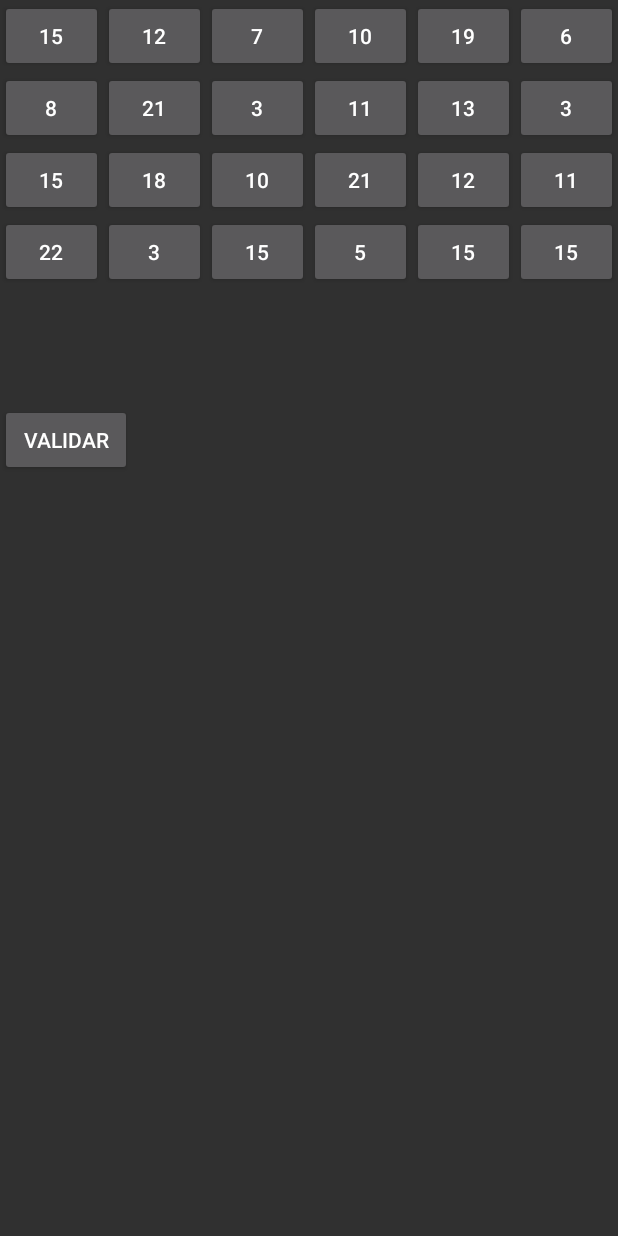
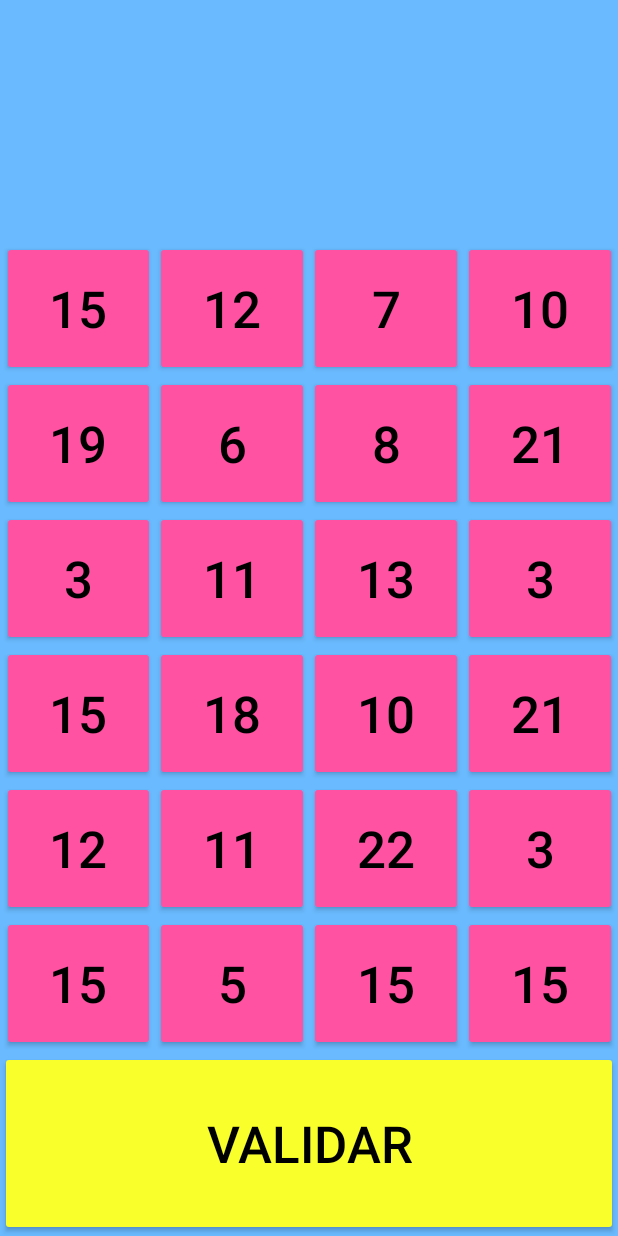
Before and after one commit to miguelaguilarv/TRIOGB, an Android app: the Ordenamiento4Activity screen opened directly, with no data from a screen before it, on a phone screen of 412 x 824 dp. Run offline under Robolectric (Android 15) with nearby library versions, the light colour scheme and no system bars.

Commit message:
Se le agrego interfas grafica al nivel 4 del juego del ordenamiento que le corresponde a pato.

```diff
--- a/app/src/main/res/layout/activity_ordenamiento4.xml
+++ b/app/src/main/res/layout/activity_ordenamiento4.xml
@@ -4,229 +4,319 @@
     xmlns:tools="http://schemas.android.com/tools"
     android:layout_width="match_parent"
     android:layout_height="match_parent"
-    tools:context=".Ordenamiento.Ordenamiento4Activity">
+    tools:context=".Ordenamiento.Ordenamiento4Activity"
+    android:background="#6ABAFF">
+    <TableLayout
+        android:id="@+id/tableLayout"
+        android:layout_width="410dp"
+        android:layout_height="540dp"
+        app:layout_constraintBottom_toTopOf="@+id/linearLayout3"
+        app:layout_constraintEnd_toEndOf="parent"
+        app:layout_constraintStart_toStartOf="parent">
 
-    <LinearLayout
-        android:layout_height="match_parent"
-        android:layout_width="match_parent"
-        android:orientation="vertical"
-        >
-        <LinearLayout
-            android:id="@+id/ln1"
+        <TableRow
             android:layout_width="match_parent"
-            android:layout_height="wrap_content"
-            android:orientation="horizontal">
+            android:layout_height="wrap_content">
+
 
             <Button
                 android:id="@+id/but1"
-                android:layout_width="wrap_content"
-                android:layout_height="wrap_content"
+                android:layout_width="90dp"
+                android:layout_height="90dp"
+
                 android:layout_weight="1"
-                android:text="Button1"/>
+                android:backgroundTint="#FF52A3"
+                android:textColor="#000000"
+                android:textSize="34sp" />
 
             <Button
                 android:id="@+id/but2"
-                android:layout_width="wrap_content"
-                android:layout_height="wrap_content"
+                android:layout_width="90dp"
+                android:layout_height="90dp"
+
                 android:layout_weight="1"
-                android:text="Button2"/>
+                android:backgroundTint="#FF52A3"
+                android:textColor="#000000"
+                android:textSize="34sp" />
 
             <Button
                 android:id="@+id/but3"
-                android:layout_width="wrap_content"
-                android:layout_height="wrap_content"
+                android:layout_width="90dp"
+                android:layout_height="90dp"
                 android:layout_weight="1"
-                android:text="Button3"/>
+                android:backgroundTint="#FF52A3"
+                android:textColor="#000000"
+                android:textSize="34sp" />
 
             <Button
                 android:id="@+id/but4"
-                android:layout_width="wrap_content"
-                android:layout_height="wrap_content"
+                android:layout_width="90dp"
+                android:layout_height="90dp"
                 android:layout_weight="1"
-                android:text="Button4"/>
+                android:backgroundTint="#FF52A3"
+                android:textColor="#000000"
+                android:textSize="34sp" />
+
+        </TableRow>
+
+        <TableRow
+            android:layout_width="match_parent"
+            android:layout_height="match_parent">
 
             <Button
                 android:id="@+id/but5"
-                android:layout_width="wrap_content"
-                android:layout_height="wrap_content"
+                android:layout_width="90dp"
+                android:layout_height="90dp"
                 android:layout_weight="1"
-                android:text="Button5"/>
+
+                android:backgroundTint="#FF52A3"
+                android:textColor="#000000"
+                android:textSize="34sp" />
 
             <Button
                 android:id="@+id/but6"
-                android:layout_width="wrap_content"
-                android:layout_height="wrap_content"
+                android:layout_width="90dp"
+                android:layout_height="90dp"
+
                 android:layout_weight="1"
-                android:text="Button6"/>
-        </LinearLayout>
-
-        <LinearLayout
-            android:id="@+id/ln2"
-            android:layout_width="match_parent"
-            android:layout_height="wrap_content"
-            android:orientation="horizontal"
-            >
+                android:backgroundTint="#FF52A3"
+                android:textColor="#000000"
+                android:textSize="34sp" />
 
             <Button
                 android:id="@+id/but7"
-                android:layout_width="wrap_content"
-                android:layout_height="wrap_content"
+                android:layout_width="90dp"
+                android:layout_height="90dp"
                 android:layout_weight="1"
-                android:text="Button7"/>
+
+                android:backgroundTint="#FF52A3"
+                android:textColor="#000000"
+                android:textSize="34sp" />
 
             <Button
                 android:id="@+id/but8"
-                android:layout_width="wrap_content"
-                android:layout_height="wrap_content"
+                android:layout_width="90dp"
+                android:layout_height="90dp"
                 android:layout_weight="1"
-                android:text="Button8"/>
+
+                android:backgroundTint="#FF52A3"
+                android:textColor="#000000"
+                android:textSize="34sp" />
+        </TableRow>
+
+        <TableRow
+            android:layout_width="match_parent"
+            android:layout_height="match_parent">
 
             <Button
                 android:id="@+id/but9"
-                android:layout_width="wrap_content"
-                android:layout_height="wrap_content"
+                android:layout_width="90dp"
+                android:layout_height="90dp"
+
                 android:layout_weight="1"
-                android:text="Button9"/>
+                android:backgroundTint="#FF52A3"
+                android:textColor="#000000"
+                android:textSize="34sp" />
 
             <Button
                 android:id="@+id/but10"
-                android:layout_width="wrap_content"
-                android:layout_height="wrap_content"
+                android:layout_width="90dp"
+                android:layout_height="90dp"
                 android:layout_weight="1"
-                android:text="Button10"/>
+
+                android:backgroundTint="#FF52A3"
+                android:textColor="#000000"
+                android:textSize="34sp" />
 
             <Button
                 android:id="@+id/but11"
-                android:layout_width="wrap_content"
-                android:layout_height="wrap_content"
+                android:layout_width="90dp"
+                android:layout_height="90dp"
                 android:layout_weight="1"
-                android:text="Button11"/>
+
+                android:backgroundTint="#FF52A3"
+                android:textColor="#000000"
+                android:textSize="34sp" />
 
             <Button
                 android:id="@+id/but12"
-                android:layout_width="wrap_content"
-                android:layout_height="wrap_content"
+                android:layout_width="90dp"
+                android:layout_height="90dp"
                 android:layout_weight="1"
-                android:text="Button12"/>
-        </LinearLayout>
 
-        <LinearLayout
-            android:id="@+id/ln3"
+                android:backgroundTint="#FF52A3"
+                android:textColor="#000000"
+                android:textSize="34sp" />
+        </TableRow>
+
+        <TableRow
             android:layout_width="match_parent"
-            android:layout_height="wrap_content"
-            android:orientation="horizontal"
-            >
+            android:layout_height="match_parent">
 
             <Button
                 android:id="@+id/but13"
-                android:layout_width="wrap_content"
-                android:layout_height="wrap_content"
+                android:layout_width="90dp"
+                android:layout_height="90dp"
+
                 android:layout_weight="1"
-                android:text="Button13"/>
+                android:backgroundTint="#FF52A3"
+                android:textColor="#000000"
+                android:textSize="34sp" />
 
             <Button
                 android:id="@+id/but14"
-                android:layout_width="wrap_content"
-                android:layout_height="wrap_content"
+                android:layout_width="90dp"
+                android:layout_height="90dp"
+
                 android:layout_weight="1"
-                android:text="Button14"/>
+                android:backgroundTint="#FF52A3"
+                android:textColor="#000000"
+                android:textSize="34sp" />
 
             <Button
                 android:id="@+id/but15"
-                android:layout_width="wrap_content"
-                android:layout_height="wrap_content"
+                android:layout_width="90dp"
+                android:layout_height="90dp"
                 android:layout_weight="1"
-                android:text="Button15"/>
+
+                android:backgroundTint="#FF52A3"
+                android:textColor="#000000"
+                android:textSize="34sp" />
 
             <Button
                 android:id="@+id/but16"
-                android:layout_width="wrap_content"
-                android:layout_height="wrap_content"
+                android:layout_width="90dp"
+                android:layout_height="90dp"
                 android:layout_weight="1"
-                android:text="Button16"/>
+
+                android:backgroundTint="#FF52A3"
+                android:textColor="#000000"
+                android:textSize="34sp" />
+        </TableRow>
+
+        <TableRow
+            android:layout_width="match_parent"
+            android:layout_height="match_parent">
 
             <Button
                 android:id="@+id/but17"
-                android:layout_width="wrap_content"
-                android:layout_height="wrap_content"
+                android:layout_width="90dp"
+                android:layout_height="90dp"
+
                 android:layout_weight="1"
-                android:text="Button17"/>
+                android:backgroundTint="#FF52A3"
+                android:textColor="#000000"
+                android:textSize="34sp" />
 
             <Button
                 android:id="@+id/but18"
-                android:layout_width="wrap_content"
-                android:layout_height="wrap_content"
+                android:layout_width="90dp"
+                android:layout_height="90dp"
+
                 android:layout_weight="1"
-                android:text="Button18"/>
-        </LinearLayout>
-
-        <LinearLayout
-            android:id="@+id/ln4"
-            android:layout_width="match_parent"
-            android:layout_height="wrap_content"
-            android:orientation="horizontal"
-            >
-
+                android:backgroundTint="#FF52A3"
+                android:textColor="#000000"
+                android:textSize="34sp" />
 
             <Button
                 android:id="@+id/but19"
-                android:layout_width="wrap_content"
-                android:layout_height="wrap_content"
+                android:layout_width="90dp"
+                android:layout_height="90dp"
                 android:layout_weight="1"
-                android:text="Button19"/>
+
+                android:backgroundTint="#FF52A3"
+                android:textColor="#000000"
+                android:textSize="34sp" />
 
             <Button
                 android:id="@+id/but20"
-                android:layout_width="wrap_content"
-                android:layout_height="wrap_content"
+                android:layout_width="90dp"
+                android:layout_height="90dp"
                 android:layout_weight="1"
-                android:text="Button20"/>
+
+                android:backgroundTint="#FF52A3"
+                android:textColor="#000000"
+                android:textSize="34sp" />
+        </TableRow>
+
+        <TableRow
+            android:layout_width="match_parent"
+            android:layout_height="match_parent">
 
             <Button
                 android:id="@+id/but21"
-                android:layout_width="wrap_content"
-                android:layout_height="wrap_content"
+                android:layout_width="90dp"
+                android:layout_height="90dp"
+
                 android:layout_weight="1"
-                android:text="Button21"/>
+                android:backgroundTint="#FF52A3"
+                android:textColor="#000000"
+                android:textSize="34sp" />
 
             <Button
                 android:id="@+id/but22"
-                android:layout_width="wrap_content"
-                android:layout_height="wrap_content"
+                android:layout_width="90dp"
+                android:layout_height="90dp"
+
                 android:layout_weight="1"
-                android:text="Button22"/>
+                android:backgroundTint="#FF52A3"
+                android:textColor="#000000"
+                android:textSize="34sp" />
 
             <Button
                 android:id="@+id/but23"
-                android:layout_width="wrap_content"
-                android:layout_height="wrap_content"
+                android:layout_width="90dp"
+                android:layout_height="90dp"
                 android:layout_weight="1"
-                android:text="Button23"/>
+
+                android:backgroundTint="#FF52A3"
+                android:textColor="#000000"
+                android:textSize="34sp" />
 
             <Button
                 android:id="@+id/but24"
-                android:layout_width="wrap_content"
-                android:layout_height="wrap_content"
+                android:layout_width="90dp"
+                android:layout_height="90dp"
                 android:layout_weight="1"
-                android:text="Button24"/>
-        </LinearLayout>
 
-        <TextView
-            android:id="@+id/texto"
-            android:layout_width="match_parent"
-            android:layout_height="77dp"/>
+                android:backgroundTint="#FF52A3"
+                android:textColor="#000000"
+                android:textSize="34sp" />
+        </TableRow>
+
+    </TableLayout>
+
+    <LinearLayout
+        android:id="@+id/linearLayout3"
+        android:layout_width="match_parent"
+        android:layout_height="123dp"
+
+        android:orientation="vertical"
+        app:layout_constraintBottom_toBottomOf="parent"
+        tools:layout_editor_absoluteX="1dp">
 
         <Button
             android:id="@+id/btValidar4"
-            android:layout_width="wrap_content"
-            android:layout_height="wrap_content"
-            android:text="Validar" />
+            android:layout_width="match_parent"
+            android:layout_height="match_parent"
+            android:backgroundTint="#F8FF2B"
 
-        <TextView
-            android:id="@+id/texto4"
-            android:layout_width="match_parent"
-            android:layout_height="77dp"/>
-
+            android:text="Validar"
+            android:textColor="#000000"
+            android:textSize="34sp" />
     </LinearLayout>
 
+    <TextView
+        android:id="@+id/texto"
+        android:layout_width="wrap_content"
+        android:layout_height="wrap_content"
+        android:layout_gravity="center"
+        android:textSize="30dp"
+        android:textColor="#000000"
+        app:layout_constraintBottom_toTopOf="@+id/tableLayout"
+        app:layout_constraintEnd_toEndOf="parent"
+        app:layout_constraintStart_toStartOf="parent"
+        app:layout_constraintTop_toTopOf="parent" />
+
+
 </androidx.constraintlayout.widget.ConstraintLayout>
```
